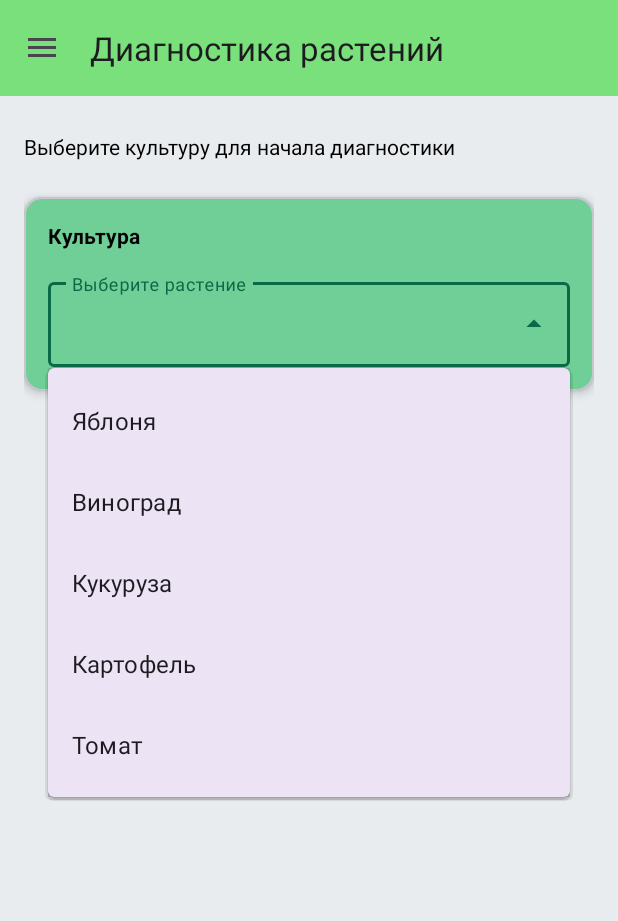
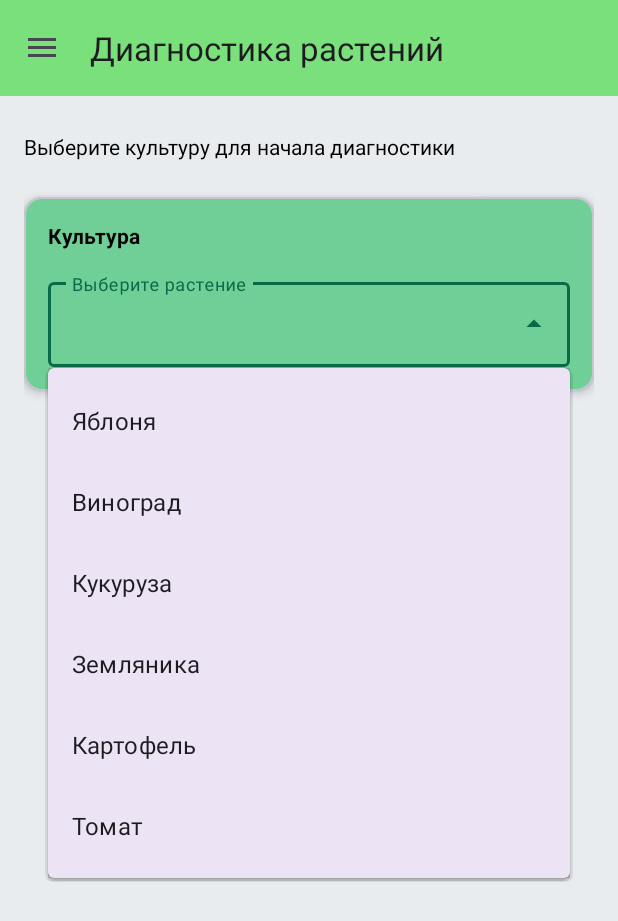
Before and after one commit to Silent-Rider/LeafCure, an Android app: the screen it shows after launch (BasicActivity), after a tap on an icon or button, on a phone screen of 412 x 824 dp. Shown: the top 921 px of the screen. Run offline under Robolectric (Android 15) with nearby library versions, the light colour scheme and no system bars; our stand-ins replace Dagger/Hilt's generated code, Room's generated code, navigation-ui.

Commit message:
Добавил инсерты данных по землянике

```diff
--- a/app/src/main/java/com/ai/leafcure/data/DatabaseModule.java
+++ b/app/src/main/java/com/ai/leafcure/data/DatabaseModule.java
@@ -46,7 +46,8 @@ public class DatabaseModule {
                 "(2, 'Кукуруза', 'corn'), " +
                 "(3, 'Виноград', 'grape'), " +
                 "(4, 'Картофель', 'potato'), " +
-                "(5, 'Томат', 'tomato')");
+                "(5, 'Томат', 'tomato'), " +
+                "(6, 'Земляника', 'strawberry')");
 
         // ==================== INSERT DISEASES ====================
 
@@ -81,10 +82,19 @@ public class DatabaseModule {
                 "(16, 5, 'Септориоз (Белая пятнистость)', 'Tomato___Septoria_leaf_spot'), " +
                 "(17, 5, 'Вирус жёлтой курчавости', 'Tomato___Tomato_Yellow_Leaf_Curl_Virus')");
 
+        // Strawberry diseases (plantId = 6)
+        database.execSQL("INSERT INTO Disease (id, plantId, russianName, fullEnglishName) VALUES " +
+                "(18, 6, 'Угловатая пятнистость', 'Strawberry___Angular_leafspot'), " +
+                "(19, 6, 'Бурая пятнистость', 'Strawberry___Brown_leafspot'), " +
+                "(20, 6, 'Мучнистая роса', 'Strawberry___Powdery_mildew'), " +
+                "(21, 6, 'Белая пятнистость', 'Strawberry___White_leafspot')");
+
         // ==================== INSERT TREATMENTS ====================
 
-        // Apple treatments
+
         database.execSQL("INSERT INTO Treatment (id, diseaseId, content) VALUES " +
+
+                // Apple treatments
                 "(1, 1, 'Профилактика и лечение парши яблони:\n" +
                 "• Осенью удалить и сжечь все опавшие листья и поражённые плоды.\n" +
                 "• Ранней весной провести опрыскивание 3% бордоской жидкостью до распускания почек.\n" +
@@ -209,6 +219,39 @@ public class DatabaseModule {
                 "• Использовать жёлтые клеевые ловушки для мониторинга и снижения численности вредителя.\n" +
                 "• При обнаружении заражённых растений — немедленно удалить и сжечь.\n" +
                 "• Использовать устойчивые гибриды томата (при наличии).\n" +
-                "• В теплицах: установить москитные сетки на вентиляционные отверстия, избегать заноса белокрылки с рассадой.');");
+                "• В теплицах: установить москитные сетки на вентиляционные отверстия, избегать заноса белокрылки с рассадой.'), " +
+
+                // Strawberry treatments
+                "(18, 18, 'Лечение угловатой пятнистости земляники (бактериоз):\n" +
+                "• Поскольку возбудитель — бактерия Xanthomonas fragariae, фунгициды неэффективны.\n" +
+                "• Удалить и сжечь все поражённые листья; избегать работы с растениями во влажную погоду.\n" +
+                "• Обработка медьсодержащими препаратами: бордоская жидкость 1%, Абига-Пик, ХОМ.\n" +
+                "• Биопрепараты: Фитоспорин-М, Алирин-Б, Гамаир (по инструкции).\n" +
+                "• Профилактика: использование здорового посадочного материала, капельный полив.\n" +
+                "• Севооборот: возвращать землянику на прежнее место не ранее чем через 3-4 года.'), " +
+
+                "(19, 19, 'Борьба с бурой пятнистостью земляники:\n" +
+                "• Ранней весной (до отрастания листьев) убрать и сжечь все старые сухие листья.\n" +
+                "• Опрыскивание 3% бордоской жидкостью или медным купоросом до начала вегетации.\n" +
+                "• В период вегетации при появлении пятен: Скор, Раёк, Топаз, Строби.\n" +
+                "• После сбора урожая скосить листья и обработать плантацию фунгицидами.\n" +
+                "• Избегать загущенных посадок и избыточного азотного питания.\n" +
+                "• Для органики: препараты на основе сенной палочки (Фитоспорин, Бактофит).'), " +
+
+                "(20, 20, 'Лечение мучнистой росы земляники:\n" +
+                "• При первых признаках белого налёта: обработка серосодержащими препаратами (Тиовит Джет, Коллоидная сера).\n" +
+                "• Системные фунгициды: Топаз, Скор, Раёк, Квадрис (чередовать группы действующих веществ).\n" +
+                "• Биопрепараты: Фитоспорин-М, Алирин-Б + Гамаир в баковой смеси.\n" +
+                "• Народный метод (начальная стадия): кальцинированная сода (50 г) + мыло (10 г) на 10 л воды.\n" +
+                "• Убирать усы и загущающие листья для проветривания кустов.\n" +
+                "• Осенью: удаление растительных остатков, перекопка междурядий.'), " +
+
+                "(21, 21, 'Меры против белой пятнистости земляники:\n" +
+                "• Весенняя очистка плантации от старых листьев — главный источник инфекции.\n" +
+                "• До цветения: опрыскивание 3% бордоской жидкостью или ХОМом.\n" +
+                "• В период вегетации: Фундазол, Скор, Раёк, Топаз (при массовом распространении).\n" +
+                "• Биологическая защита: Фитоспорин-М, Триходермин, Алирин-Б.\n" +
+                "• Соблюдать схему посадки, избегать переувлажнения и застоя воздуха.\n" +
+                "• После плодоношения: скашивание листьев и обязательная обработка фунгицидами.')");
     }
 }
--- a/app/src/main/java/com/ai/leafcure/data/dao/PlantDao.java
+++ b/app/src/main/java/com/ai/leafcure/data/dao/PlantDao.java
@@ -9,6 +9,6 @@ import java.util.List;
 @Dao
 public interface PlantDao {
 
-    @Query("SELECT * FROM Plant")
+    @Query("SELECT * FROM Plant ORDER BY russianName")
     List<Plant> getAll();
 }
--- a/app/src/main/java/com/ai/leafcure/ui/diagnostics/DiagnosticsFragment.java
+++ b/app/src/main/java/com/ai/leafcure/ui/diagnostics/DiagnosticsFragment.java
@@ -66,8 +66,6 @@ public class DiagnosticsFragment extends Fragment {
     public void onCreate(@Nullable Bundle savedInstanceState) {
         super.onCreate(savedInstanceState);
         List<Plant> plantList = leafCureDatabase.plantDao().getAll();
-        System.out.println("SR plantList");
-        plantList.forEach(System.out::println);
         plantMap = new HashMap<>();
         plantList.forEach(plant -> plantMap.put(plant.getRussianName(), plant));
     }
```
